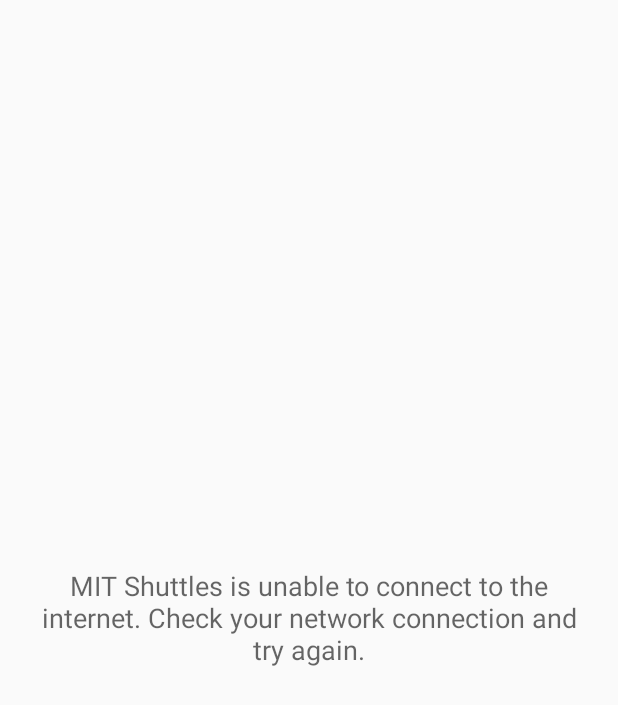
After one commit to lahuang4/mitshuttles, an Android app: the layout network_error_message.xml on its own in the app's theme, with its tools: preview values and no code run, on a phone screen of 412 x 824 dp. The commit adds this screen. Shown: the top 705 px of the screen. Run offline under Robolectric (Android 15) with nearby library versions, the phone set to English and light mode, and no system bars.

Commit message:
Added network error message view

```diff
--- a/app/src/main/java/edu/mit/scripts/lahuang4/mitshuttles/Constants.java
+++ b/app/src/main/java/edu/mit/scripts/lahuang4/mitshuttles/Constants.java
@@ -1,7 +1,4 @@
 package edu.mit.scripts.lahuang4.mitshuttles;
-
-import java.util.HashMap;
-import java.util.Map;
 
 /**
  * Created by Lauren on 1/29/2016.
--- a/app/src/main/java/edu/mit/scripts/lahuang4/mitshuttles/ShuttleSchedule.java
+++ b/app/src/main/java/edu/mit/scripts/lahuang4/mitshuttles/ShuttleSchedule.java
@@ -162,6 +162,7 @@
             @Override
             public void onFailure(Throwable t) {
                 t.printStackTrace();
+                setContentView(R.layout.network_error_message);
             }
         });
     }
--- /dev/null
+++ b/app/src/main/res/layout/network_error_message.xml
@@ -0,0 +1,17 @@
+<?xml version="1.0" encoding="utf-8"?>
+<RelativeLayout xmlns:android="http://schemas.android.com/apk/res/android"
+    android:orientation="vertical" android:layout_width="match_parent"
+    android:layout_height="match_parent">
+
+    <TextView
+        android:layout_width="match_parent"
+        android:layout_height="match_parent"
+        android:paddingBottom="@dimen/network_error_vertical_margin"
+        android:paddingLeft="@dimen/network_error_horizontal_margin"
+        android:paddingRight="@dimen/network_error_horizontal_margin"
+        android:paddingTop="@dimen/network_error_vertical_margin"
+        android:textAppearance="?android:attr/textAppearanceMedium"
+        android:text="@string/network_error"
+        android:id="@+id/textView"
+        android:gravity="center" />
+</RelativeLayout>
--- a/app/src/main/res/values/dimens.xml
+++ b/app/src/main/res/values/dimens.xml
@@ -6,5 +6,7 @@
     <dimen name="activity_vertical_margin">0dp</dimen>
     <dimen name="shuttle_select_horizontal_margin">16dp</dimen>
     <dimen name="shuttle_select_vertical_margin">16dp</dimen>
+    <dimen name="network_error_horizontal_margin">20dp</dimen>
+    <dimen name="network_error_vertical_margin">20dp</dimen>
     <dimen name="fab_margin">16dp</dimen>
 </resources>
--- a/app/src/main/res/values/strings.xml
+++ b/app/src/main/res/values/strings.xml
@@ -2,4 +2,5 @@
     <string name="app_name">MIT Shuttles</string>
     <string name="shuttle_select">Select a shuttle to view the full schedule and realtime map locations.</string>
     <string name="title_activity_shuttle_schedule">Shuttle Schedule</string>
+    <string name="network_error">"MIT Shuttles is unable to connect to the internet. Check your network connection and try again."</string>
 </resources>
```
Also changed, not shown: app/src/main/java/edu/mit/scripts/lahuang4/mitshuttles/ShuttleList.java (+71 -29 lines).
